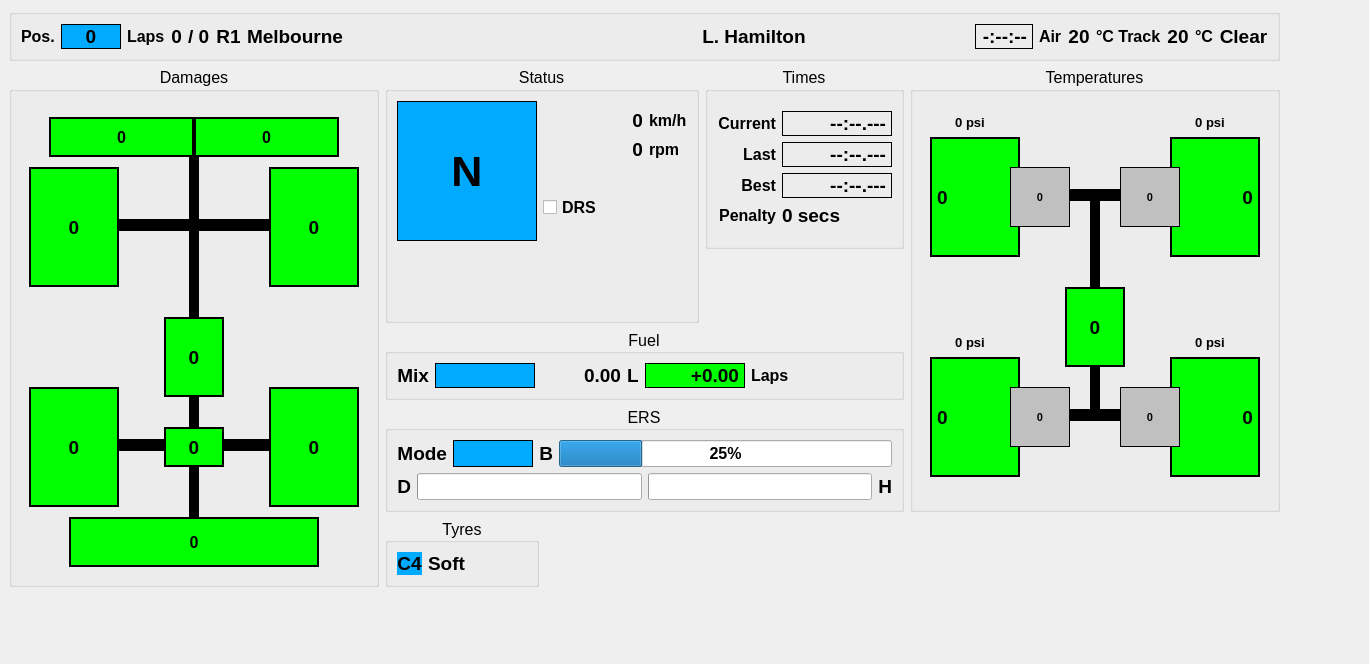
First picture: the form in src/F1Status.ui, repository titou10titou10/f1_dashboard, before the edit.
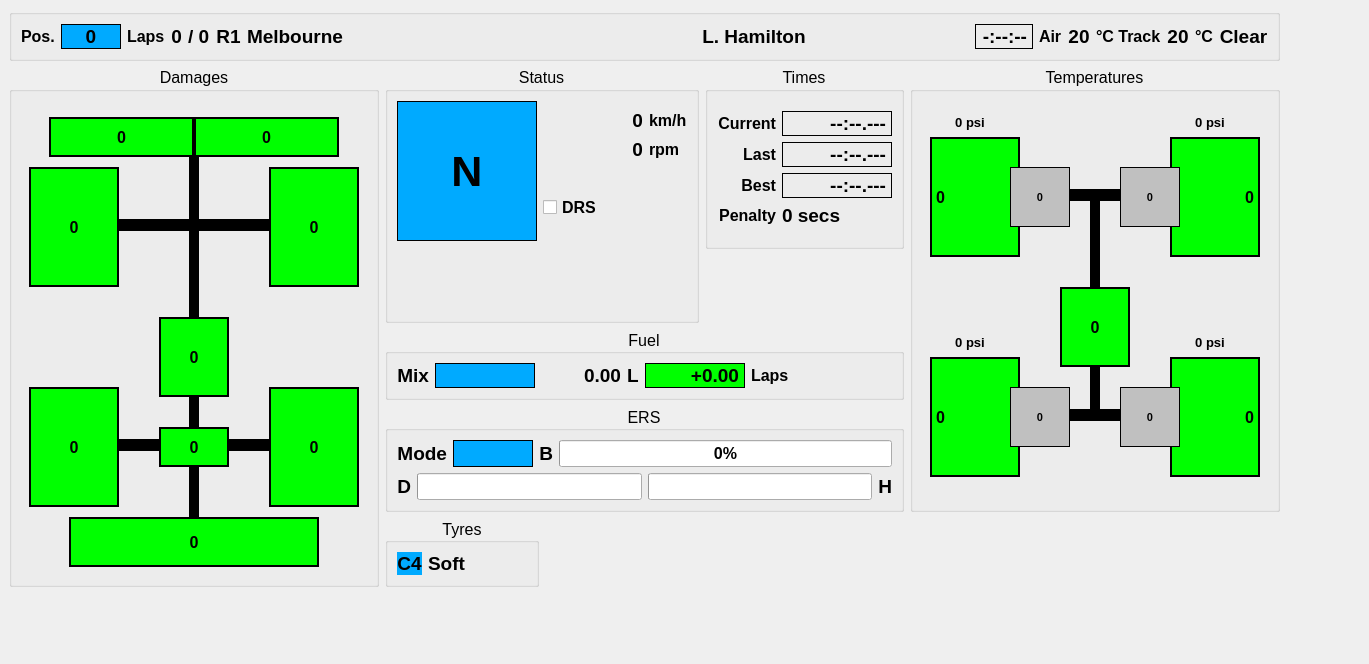
Second picture: the form after the edit.

The edit to the form file:
```diff
--- a/src/F1Status.ui
+++ b/src/F1Status.ui
@@ -75,7 +75,7 @@
        <property name="font">
         <font>
          <family>Arial</family>
-         <pointsize>14</pointsize>
+         <pointsize>12</pointsize>
          <weight>75</weight>
          <bold>true</bold>
         </font>
@@ -122,7 +122,7 @@
        </property>
        <property name="font">
         <font>
-         <pointsize>14</pointsize>
+         <pointsize>12</pointsize>
          <weight>75</weight>
          <bold>true</bold>
         </font>
@@ -146,9 +146,9 @@
       <widget class="QLabel" name="temp_engine">
        <property name="geometry">
         <rect>
-         <x>155</x>
+         <x>150</x>
          <y>220</y>
-         <width>60</width>
+         <width>70</width>
          <height>80</height>
         </rect>
        </property>
@@ -160,7 +160,7 @@
        </property>
        <property name="font">
         <font>
-         <pointsize>14</pointsize>
+         <pointsize>12</pointsize>
          <weight>75</weight>
          <bold>true</bold>
         </font>
@@ -198,7 +198,7 @@
        </property>
        <property name="font">
         <font>
-         <pointsize>14</pointsize>
+         <pointsize>12</pointsize>
          <weight>75</weight>
          <bold>true</bold>
         </font>
@@ -236,7 +236,7 @@
        </property>
        <property name="font">
         <font>
-         <pointsize>14</pointsize>
+         <pointsize>12</pointsize>
          <weight>75</weight>
          <bold>true</bold>
         </font>
@@ -1278,7 +1278,7 @@
        <property name="font">
         <font>
          <family>Arial</family>
-         <pointsize>14</pointsize>
+         <pointsize>12</pointsize>
          <weight>75</weight>
          <bold>true</bold>
         </font>
@@ -1325,7 +1325,7 @@
        </property>
        <property name="font">
         <font>
-         <pointsize>14</pointsize>
+         <pointsize>12</pointsize>
          <weight>75</weight>
          <bold>true</bold>
         </font>
@@ -1387,9 +1387,9 @@
       <widget class="QLabel" name="dmg_engine">
        <property name="geometry">
         <rect>
-         <x>155</x>
+         <x>150</x>
          <y>250</y>
-         <width>60</width>
+         <width>70</width>
          <height>80</height>
         </rect>
        </property>
@@ -1401,7 +1401,7 @@
        </property>
        <property name="font">
         <font>
-         <pointsize>14</pointsize>
+         <pointsize>12</pointsize>
          <weight>75</weight>
          <bold>true</bold>
         </font>
@@ -1439,7 +1439,7 @@
        </property>
        <property name="font">
         <font>
-         <pointsize>14</pointsize>
+         <pointsize>12</pointsize>
          <weight>75</weight>
          <bold>true</bold>
         </font>
@@ -1515,7 +1515,7 @@
        </property>
        <property name="font">
         <font>
-         <pointsize>14</pointsize>
+         <pointsize>12</pointsize>
          <weight>75</weight>
          <bold>true</bold>
         </font>
@@ -1577,9 +1577,9 @@
       <widget class="QLabel" name="dmg_gearbox">
        <property name="geometry">
         <rect>
-         <x>155</x>
+         <x>150</x>
          <y>360</y>
-         <width>60</width>
+         <width>70</width>
          <height>40</height>
         </rect>
        </property>
@@ -1591,7 +1591,7 @@
        </property>
        <property name="font">
         <font>
-         <pointsize>14</pointsize>
+         <pointsize>12</pointsize>
          <weight>75</weight>
          <bold>true</bold>
         </font>
@@ -1883,7 +1883,7 @@
           <number>4000</number>
          </property>
          <property name="value">
-          <number>1000</number>
+          <number>0</number>
          </property>
          <property name="textVisible">
           <bool>true</bool>
```
Left out of the diff: 16 changed lines with no effect on the pictures.
